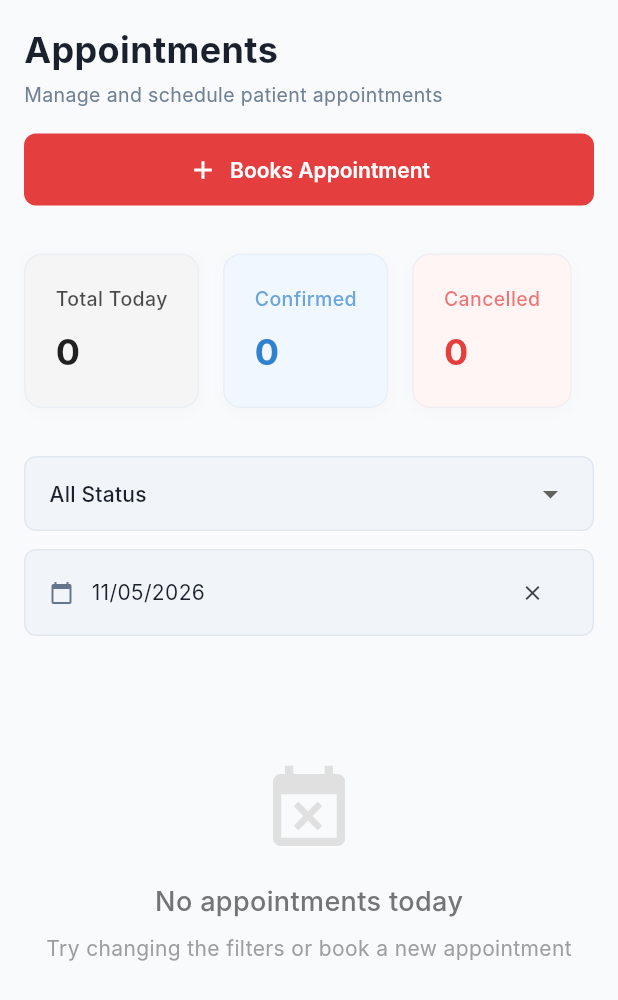
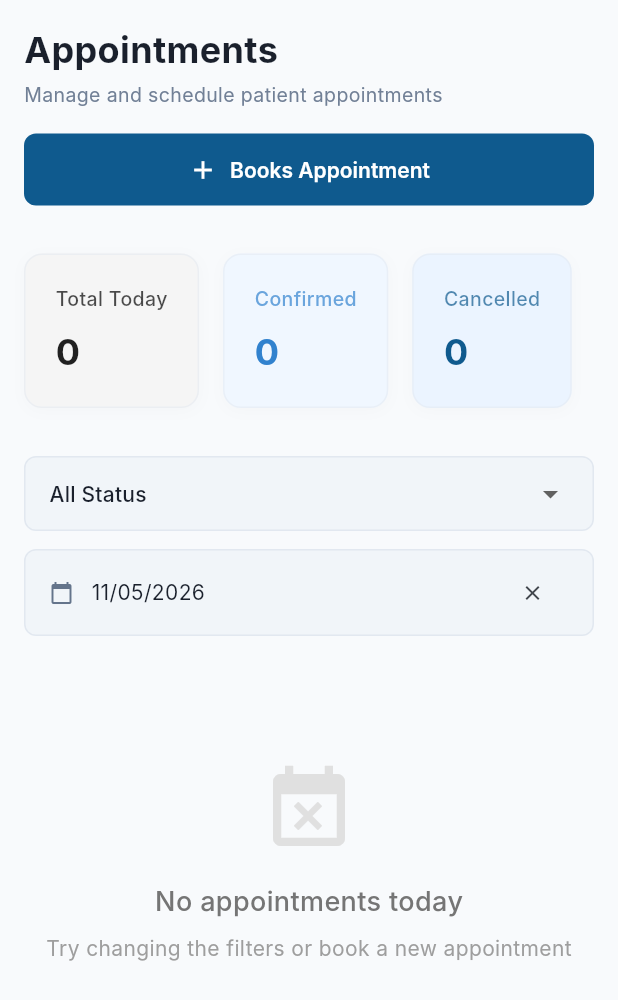
Before and after one commit to Sriponni-KSV/spmc-frontend-app, a Flutter app: the AppointmentsView widget shown alone on an empty page, opened directly, after a tap on "Books Appointment", after a tap on "Back to Appointments", on a phone screen of 412 x 824 dp. Shown: the top 1000 px of the screen. Run offline on Flutter 3.47's test engine with Material 3 defaults, Android fonts, the phone set to English and light mode, and no system bars; our stand-ins replace flutter_dotenv, flutter_secure_storage; accounts and stored records are empty; network calls fail; Roboto replaces fonts that are missing (Inter).

Commit message:
buttons colors changed

```diff
--- a/lib/screens/appointments_view.dart
+++ b/lib/screens/appointments_view.dart
@@ -931,28 +931,26 @@ class _AppointmentsViewState extends State<AppointmentsView> {
                               }
                             : null,
                         style: ElevatedButton.styleFrom(
-                          backgroundColor: const Color(0xFFE53E3E),
-                          disabledBackgroundColor: const Color(
-                            0xFFE53E3E,
-                          ).withOpacity(0.5),
-                          minimumSize: const Size(double.infinity, 52),
+                          backgroundColor: AppTheme.primaryColor,
+                          foregroundColor: Colors.white,
+                          padding: const EdgeInsets.symmetric(
+                            horizontal: 40,
+                            vertical: 20,
+                          ),
                           shape: RoundedRectangleBorder(
-                            borderRadius: BorderRadius.circular(12),
+                            borderRadius: BorderRadius.circular(8),
                           ),
+                          minimumSize: const Size(0, 52),
                           elevation: 0,
                         ),
                         child: const Row(
-                          mainAxisAlignment: MainAxisAlignment.center,
+                          mainAxisSize: MainAxisSize.min,
                           children: [
-                            Icon(Icons.check, size: 20, color: Colors.white),
+                            Icon(Icons.arrow_forward_rounded, size: 18),
                             SizedBox(width: 12),
                             Text(
-                              'Confirm Appointment',
-                              style: TextStyle(
-                                color: Colors.white,
-                                fontWeight: FontWeight.bold,
-                                fontSize: 15,
-                              ),
+                              'Next',
+                              style: TextStyle(fontWeight: FontWeight.bold),
                             ),
                           ],
                         ),
@@ -1548,32 +1546,26 @@ class _AppointmentsViewState extends State<AppointmentsView> {
                                     }
                                   : null,
                               style: ElevatedButton.styleFrom(
-                                backgroundColor: const Color(0xFFE53E3E),
-                                disabledBackgroundColor: const Color(
-                                  0xFFE53E3E,
-                                ).withOpacity(0.5),
-                                minimumSize: const Size(double.infinity, 52),
+                                backgroundColor: AppTheme.primaryColor,
+                                foregroundColor: Colors.white,
+                                padding: const EdgeInsets.symmetric(
+                                  horizontal: 40,
+                                  vertical: 20,
+                                ),
                                 shape: RoundedRectangleBorder(
-                                  borderRadius: BorderRadius.circular(12),
+                                  borderRadius: BorderRadius.circular(8),
                                 ),
+                                minimumSize: const Size(0, 52),
                                 elevation: 0,
                               ),
                               child: const Row(
-                                mainAxisAlignment: MainAxisAlignment.center,
+                                mainAxisSize: MainAxisSize.min,
                                 children: [
-                                  Icon(
-                                    Icons.check,
-                                    size: 20,
-                                    color: Colors.white,
-                                  ),
+                                  Icon(Icons.arrow_forward_rounded, size: 18),
                                   SizedBox(width: 12),
                                   Text(
-                                    'Confirm Appointment',
-                                    style: TextStyle(
-                                      color: Colors.white,
-                                      fontWeight: FontWeight.bold,
-                                      fontSize: 15,
-                                    ),
+                                    'Confirm & Complete',
+                                    style: TextStyle(fontWeight: FontWeight.bold),
                                   ),
                                 ],
                               ),
@@ -1862,7 +1854,7 @@ class _AppointmentsViewState extends State<AppointmentsView> {
             icon: const Icon(Icons.add, size: 20),
             label: const Text('Books Appointment'),
             style: ElevatedButton.styleFrom(
-              backgroundColor: const Color(0xFFE53E3E),
+              backgroundColor: AppTheme.primaryColor,
               foregroundColor: Colors.white,
               minimumSize: const Size(double.infinity, 48),
               shape: RoundedRectangleBorder(
@@ -1904,7 +1896,7 @@ class _AppointmentsViewState extends State<AppointmentsView> {
           icon: const Icon(Icons.add, size: 20),
           label: const Text('Book Appointment'),
           style: ElevatedButton.styleFrom(
-            backgroundColor: const Color(0xFFE53E3E),
+            backgroundColor: AppTheme.primaryColor,
             foregroundColor: Colors.white,
             minimumSize: const Size(180, 48),
             shape: RoundedRectangleBorder(
@@ -1958,8 +1950,8 @@ class _AppointmentsViewState extends State<AppointmentsView> {
               _buildStatCard(
                 'Cancelled',
                 cancelled.toString(),
-                const Color(0xFFFFF5F5),
-                const Color(0xFFE53E3E),
+                AppTheme.primaryLight,
+                AppTheme.primaryColor,
               ),
             ],
           );
@@ -1986,8 +1978,8 @@ class _AppointmentsViewState extends State<AppointmentsView> {
             _buildStatCard(
               'Cancelled',
               cancelled.toString(),
-              const Color(0xFFFFF5F5),
-              const Color(0xFFE53E3E),
+              AppTheme.primaryLight,
+              AppTheme.primaryColor,
               width: cardWidth,
             ),
           ],
@@ -2324,10 +2316,10 @@ class _AppointmentsViewState extends State<AppointmentsView> {
                     status: appt.status,
                     statusColor: appt.status == 'Confirmed'
                         ? const Color(0xFF3182CE)
-                        : const Color(0xFFE53E3E),
+                        : AppTheme.primaryColor,
                     statusBg: appt.status == 'Confirmed'
                         ? const Color(0xFFEBF8FF)
-                        : const Color(0xFFFFF5F5),
+                        : AppTheme.primaryLight,
                   ),
                   const Divider(height: 1),
                 ],
@@ -2342,10 +2334,10 @@ class _AppointmentsViewState extends State<AppointmentsView> {
   Widget _buildAppointmentCardMobile(AppointmentModel appt) {
     final statusColor = appt.status == 'Confirmed'
         ? const Color(0xFF3182CE)
-        : const Color(0xFFE53E3E);
+        : AppTheme.primaryColor;
     final statusBg = appt.status == 'Confirmed'
         ? const Color(0xFFEBF8FF)
-        : const Color(0xFFFFF5F5);
+        : AppTheme.primaryLight;
 
     return Container(
       padding: const EdgeInsets.all(16),
@@ -2487,7 +2479,7 @@ class _AppointmentsViewState extends State<AppointmentsView> {
                         }
                       },
                       style: ElevatedButton.styleFrom(
-                        backgroundColor: const Color(0xFFE53E3E),
+                        backgroundColor: AppTheme.primaryColor,
                         padding: const EdgeInsets.symmetric(
                           horizontal: 16,
                           vertical: 8,
@@ -2753,7 +2745,7 @@ class _AppointmentsViewState extends State<AppointmentsView> {
                           }
                         },
                         style: ElevatedButton.styleFrom(
-                          backgroundColor: const Color(0xFFE53E3E),
+                          backgroundColor: AppTheme.primaryColor,
                           minimumSize: const Size(80, 32),
                           padding: const EdgeInsets.symmetric(horizontal: 12),
                           shape: RoundedRectangleBorder(
```
Also changed, not shown: lib/screens/dashboard_page.dart (+6 -6 lines), lib/screens/new_patient_registration.dart (+13 -11 lines), lib/screens/patients_view.dart (+11 -11 lines).
